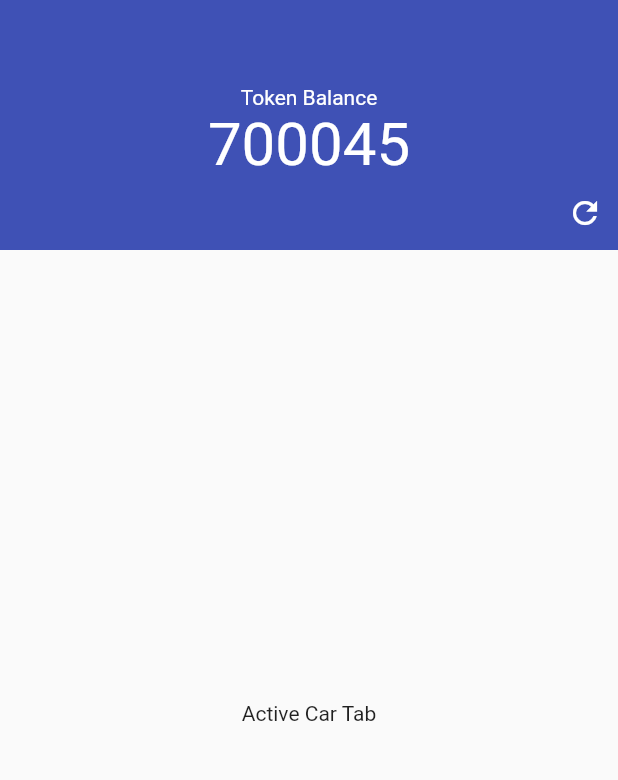
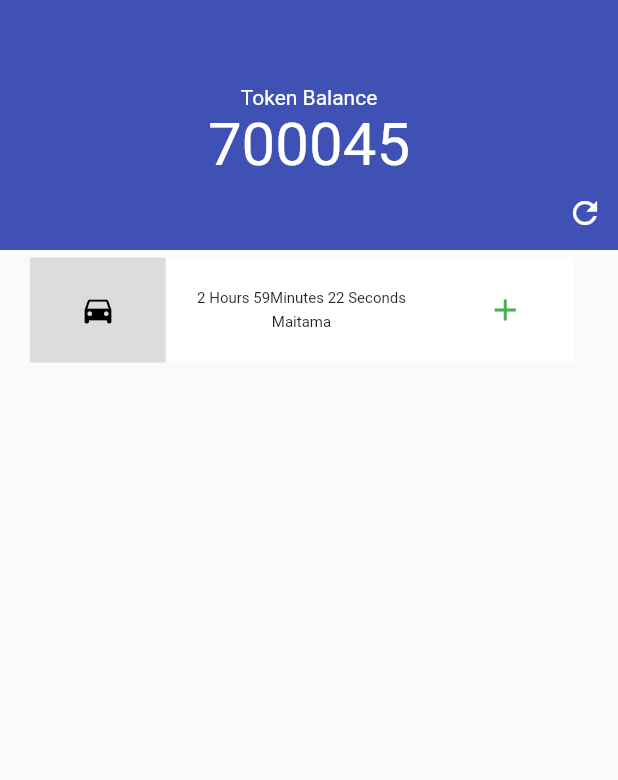
Before and after one commit to mopilo/smart-City, a Flutter app: the ActiveParkPage screen opened directly, on a phone screen of 412 x 824 dp, the part 59-839 px from its top. Run offline on Flutter 3.47's test engine with Material 2 defaults, Android fonts, the phone set to English and light mode, and no system bars.

Commit message:
vehivle tab

```diff
--- a/lib/screens/tabs/active_park.dart
+++ b/lib/screens/tabs/active_park.dart
@@ -1,22 +1,26 @@
 import 'package:flutter/material.dart';
 
-class ActiveParkPage extends StatelessWidget{
-
+class ActiveParkPage extends StatelessWidget {
   @override
   Widget build(BuildContext context) {
     return Scaffold(
-      appBar:  AppBar(
-          centerTitle:  true,
+      appBar: AppBar(
+        centerTitle: true,
         elevation: 0.0,
         backgroundColor: Colors.indigo,
         leading: IconButton(
           icon: Icon(Icons.local_car_wash, color: Colors.white),
-          onPressed: (){},
+          onPressed: () {},
         ),
-        title: (Text('Smart City', )),
+        title: (Text(
+          'Smart City',
+        )),
         actions: <Widget>[
           IconButton(
-            icon: Icon(Icons.settings, color: Colors.white,),
+            icon: Icon(
+              Icons.settings,
+              color: Colors.white,
+            ),
             tooltip: 'Open shopping cart',
             onPressed: () {
               // ...
@@ -29,14 +33,23 @@ class ActiveParkPage extends StatelessWidget{
             height: 110.0,
             child: Column(
               children: <Widget>[
-                Text('Token Balance', style: TextStyle(color: Colors.white),),
-                Text('700045', style: TextStyle(color: Colors.white, fontSize: 40.0),),
+                Text(
+                  'Token Balance',
+                  style: TextStyle(color: Colors.white),
+                ),
+                Text(
+                  '700045',
+                  style: TextStyle(color: Colors.white, fontSize: 40.0),
+                ),
                 Row(
                   mainAxisAlignment: MainAxisAlignment.end,
                   children: <Widget>[
                     Padding(
                       padding: EdgeInsets.all(10.0),
-                      child: Icon(Icons.refresh, color: Colors.white,),
+                      child: Icon(
+                        Icons.refresh,
+                        color: Colors.white,
+                      ),
                     ),
                   ],
                 ),
@@ -45,10 +58,74 @@ class ActiveParkPage extends StatelessWidget{
           ),
         ),
       ),
+      body: Container(
+        margin: EdgeInsets.only(top: 5, left: 20, right: 30),
+        child: Row(
+          mainAxisAlignment: MainAxisAlignment.center,
+          crossAxisAlignment: CrossAxisAlignment.center,
+          mainAxisSize: MainAxisSize.max,
+          children: <Widget>[
+            Container(
+              // alignment: Alignment.center,
+              child: Expanded(
+                  flex: 2,
+                  child: Container(
+                    height: 70,
+                    width: 150,
+                    decoration: BoxDecoration(
+                      color: Colors.black12,
+                    ),
+                    child: Icon(
+                      Icons.directions_car,
+                      color: Colors.black,
+                    ),
+                  )),
+            ),
+            Expanded(
+              flex: 4,
+              child: Container(
+                height: 70,
+                alignment: Alignment.centerLeft,
+                decoration: BoxDecoration(color: Colors.white),
+                child: Column(
+                  mainAxisAlignment: MainAxisAlignment.center,
+                  children: <Widget>[
 
-
-      body: Center(
-        child: Text('Active Car Tab')
+                    Container(
+                      alignment: Alignment.center,
+                      child: Padding(
+                        padding: EdgeInsets.all(2),
+                        child: (Text('2 Hours 59Minutes 22 Seconds',
+                            style: TextStyle(fontSize: 10))),
+                      ),
+                    ),
+                    Container(
+                      alignment: Alignment.center,
+                      margin: EdgeInsets.all(2),
+                      child: (Text(
+                        'Maitama',
+                        style: TextStyle(fontSize: 10),
+                      )),
+                    ),
+                  ],
+                ),
+              ),
+            ),
+            Expanded(
+                flex: 2,
+                child: Container(
+                  height: 70,
+                  width: 150,
+                  decoration: BoxDecoration(
+                    color: Colors.white,
+                  ),
+                  child: Icon(
+                    Icons.add,
+                    color: Colors.green,
+                  ),
+                )),
+          ],
+        ),
       ),
     );
   }
--- /dev/null
+++ b/lib/screens/tabs/vehicleTabs/park_history.dart
@@ -0,0 +1,13 @@
+import 'package:flutter/material.dart';
+
+class ParkHistory extends StatelessWidget{
+
+  @override
+  Widget build(BuildContext context) {
+    return Scaffold(
+      body: Center(
+        child: Text('Park history')
+      ),
+    );
+  }
+}
--- /dev/null
+++ b/lib/screens/tabs/vehicleTabs/topUp_history.dart
@@ -0,0 +1,13 @@
+import 'package:flutter/material.dart';
+
+class TopUpHistory extends StatelessWidget{
+
+  @override
+  Widget build(BuildContext context) {
+    return Scaffold(
+      body: Center(
+        child: Text('Top Up')
+      ),
+    );
+  }
+}
```
